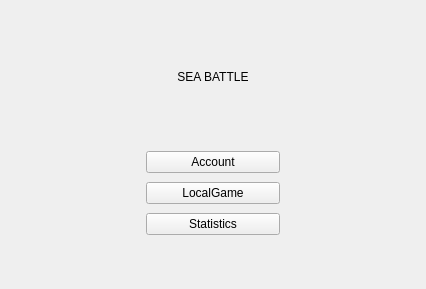
This is mainmenu.ui in ProfessorNik/Lab_3 as Qt 5 draws it before an edit. The edited form follows.
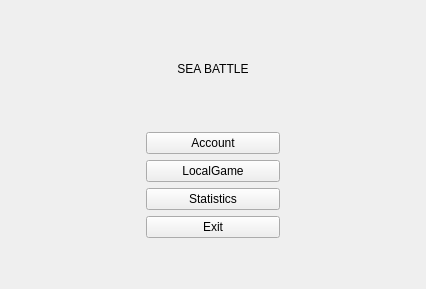
This is the edited form.

What changed in the file:
```diff
--- a/mainmenu.ui
+++ b/mainmenu.ui
@@ -43,6 +43,13 @@
        </property>
       </widget>
      </item>
+     <item>
+      <widget class="QPushButton" name="exitButton">
+       <property name="text">
+        <string>Exit</string>
+       </property>
+      </widget>
+     </item>
      <item>
       <spacer name="verticalSpacer_2">
        <property name="orientation">
```
